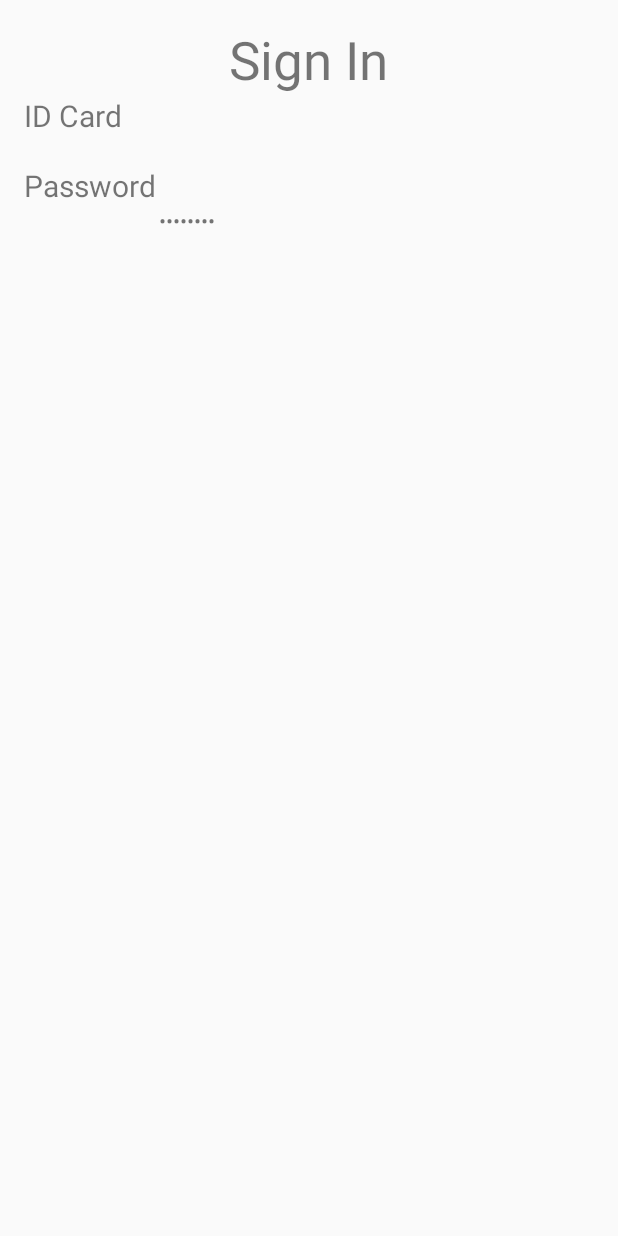
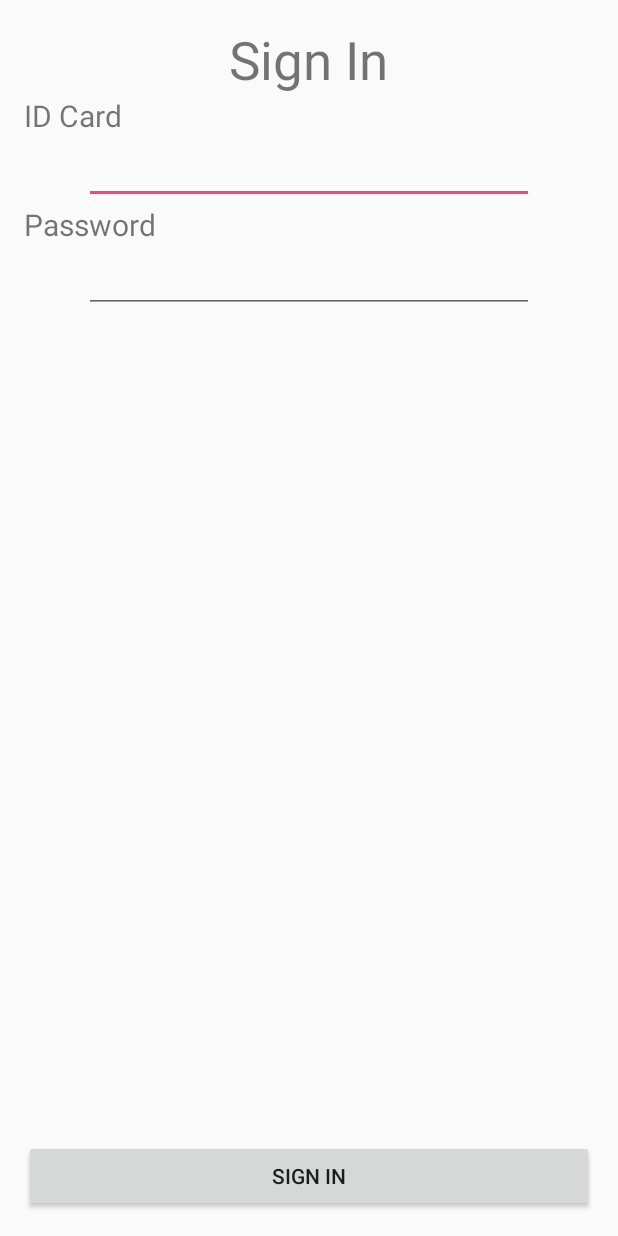
Before and after one commit to TrickSt4r/Bike-Book, an Android app: the layout activity_sign_up.xml on its own in the app's theme, with its tools: preview values and no code run, on a phone screen of 412 x 824 dp. Run offline under Robolectric (Android 15) with nearby library versions, the phone set to English and light mode, and no system bars.

```diff
--- a/app/src/main/res/layout/activity_sign_up.xml
+++ b/app/src/main/res/layout/activity_sign_up.xml
@@ -28,10 +28,10 @@
             android:textIsSelectable="false"
             android:textSize="@dimen/h2" />
 
-        <TextView
-            android:layout_width="200dp"
+        <EditText
+            android:layout_width="300dp"
             android:layout_height="wrap_content"
-            android:id="@+id/textView3"
+            android:id="@+id/editText"
             android:layout_gravity="center_horizontal"
             android:inputType="number" />
 
@@ -42,12 +42,19 @@
             android:id="@+id/textView4"
             android:textSize="@dimen/h2" />
 
-        <TextView
-            android:layout_width="200dp"
+        <EditText
+            android:layout_width="300dp"
             android:layout_height="wrap_content"
-            android:text="New Text"
-            android:id="@+id/textView5"
+            android:id="@+id/editText2"
             android:layout_gravity="center_horizontal"
             android:inputType="textPassword" />
+
     </LinearLayout>
+
+    <Button
+        android:layout_width="match_parent"
+        android:layout_height="wrap_content"
+        android:text="@string/signin"
+        android:id="@+id/button3"
+        android:layout_alignParentBottom="true" />
 </RelativeLayout>
```
Also changed, not shown: app/src/main/java/com/example/rit/bikeforrent/signUp.java (+51 -3 lines).
